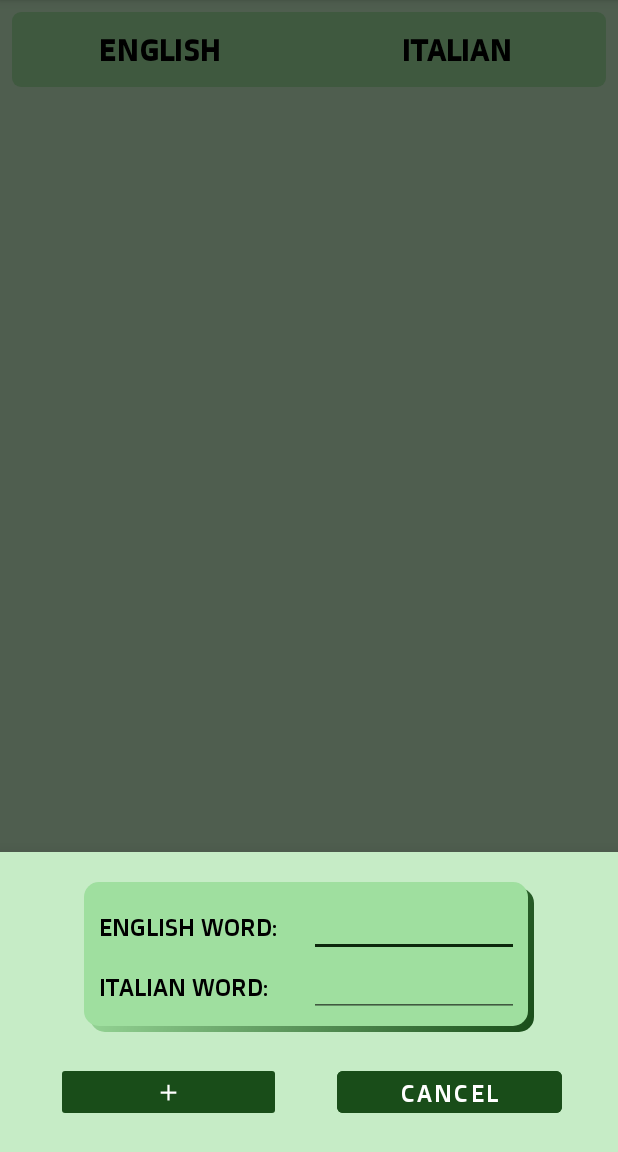
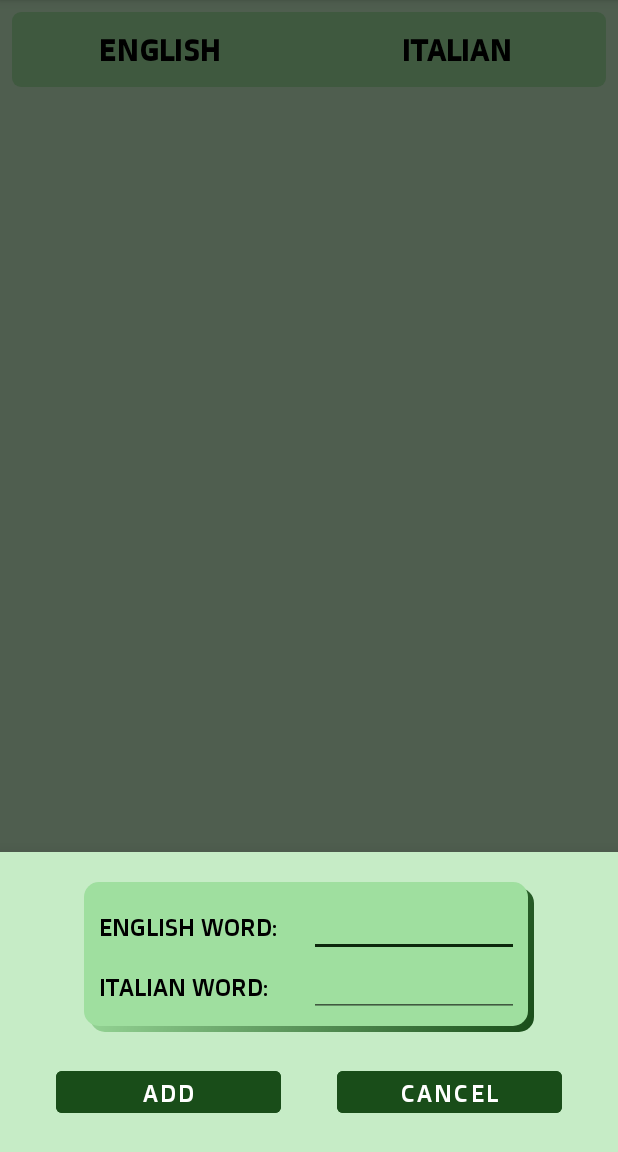
Before and after one commit to matteofabris/Memorya, an Android app: the EnVocabularyFragment screen opened through its navigation route, after a tap on an icon or button, on a phone screen of 412 x 824 dp, the part 84-1236 px from its top. Run offline under Robolectric (Android 15) with nearby library versions, the phone set to English and light mode, and no system bars; our stand-ins replace Room's generated code, data binding, navigation-ui.

Commit message:
vocabularyManagement: add item to vocabulary

```diff
--- a/app/src/main/java/com/example/wordsmemory/Utils.kt
+++ b/app/src/main/java/com/example/wordsmemory/Utils.kt
@@ -1,6 +1,8 @@
 package com.example.wordsmemory
 
 import android.text.Editable
+import android.text.InputFilter
+import android.text.Spanned
 import android.text.TextWatcher
 import android.widget.EditText
 
@@ -17,3 +19,25 @@ fun EditText.afterTextChanged(afterTextChanged: (String) -> Unit) {
         }
     })
 }
+
+class TranslateInputFilter : InputFilter {
+    override fun filter(
+        source: CharSequence?,
+        start: Int,
+        end: Int,
+        dest: Spanned?,
+        dstart: Int,
+        dend: Int
+    ): CharSequence {
+        if (source == null) return ""
+
+        for (i in start until end) {
+            if (!Character.isLetter(source[i]) ||
+                Character.isSpaceChar(source[i])
+            ) {
+                return ""
+            }
+        }
+        return source
+    }
+}
--- a/app/src/main/java/com/example/wordsmemory/play/PlayFragment.kt
+++ b/app/src/main/java/com/example/wordsmemory/play/PlayFragment.kt
@@ -1,10 +1,10 @@
 package com.example.wordsmemory.play
 
+import android.content.Context.INPUT_METHOD_SERVICE
 import android.graphics.Color
 import android.os.Bundle
-import android.text.InputFilter
-import android.text.Spanned
 import android.view.*
+import android.view.inputmethod.InputMethodManager
 import android.widget.Toast
 import androidx.core.graphics.ColorUtils
 import androidx.fragment.app.Fragment
@@ -13,13 +13,13 @@ import androidx.lifecycle.lifecycleScope
 import androidx.navigation.findNavController
 import androidx.navigation.ui.NavigationUI
 import com.example.wordsmemory.R
+import com.example.wordsmemory.TranslateInputFilter
 import com.example.wordsmemory.VocabularyDatabase
 import com.example.wordsmemory.afterTextChanged
 import com.example.wordsmemory.databinding.FragmentPlayBinding
 import kotlinx.coroutines.InternalCoroutinesApi
 import kotlinx.coroutines.delay
 import kotlinx.coroutines.launch
-
 
 class PlayFragment : Fragment() {
 
@@ -52,6 +52,11 @@ class PlayFragment : Fragment() {
         setupResultObserver()
 
         return binding.root
+    }
+
+    override fun onResume() {
+        super.onResume()
+        viewModel.setPlayWord()
     }
 
     @InternalCoroutinesApi
@@ -96,29 +101,16 @@ class PlayFragment : Fragment() {
     }
 
     override fun onOptionsItemSelected(item: MenuItem): Boolean {
-        return NavigationUI.onNavDestinationSelected(item, requireView().findNavController())
-                || super.onOptionsItemSelected(item)
+        if (NavigationUI.onNavDestinationSelected(item, requireView().findNavController())) {
+            val view = activity?.currentFocus
+            if (view != null) {
+                val imm = activity?.getSystemService(INPUT_METHOD_SERVICE) as InputMethodManager
+                imm.hideSoftInputFromWindow(view.windowToken, 0)
+            }
+
+            return true
+        }
+
+        return super.onOptionsItemSelected(item)
     }
 }
-
-internal class TranslateInputFilter : InputFilter {
-    override fun filter(
-        source: CharSequence?,
-        start: Int,
-        end: Int,
-        dest: Spanned?,
-        dstart: Int,
-        dend: Int
-    ): CharSequence {
-        if (source == null) return ""
-
-        for (i in start until end) {
-            if (!Character.isLetter(source[i]) ||
-                Character.isSpaceChar(source[i])
-            ) {
-                return ""
-            }
-        }
-        return source
-    }
-}
--- a/app/src/main/java/com/example/wordsmemory/play/PlayFragmentViewModel.kt
+++ b/app/src/main/java/com/example/wordsmemory/play/PlayFragmentViewModel.kt
@@ -28,7 +28,7 @@ class PlayFragmentViewModel(private val dbDao: EnVocabularyDao) : ViewModel() {
         }
     }
 
-    private fun setPlayWord() {
+    fun setPlayWord() {
         if (vocabularyList.isNotEmpty()) {
             val randomIndex = Random.nextInt(vocabularyList.size)
             _vocabularyItem.value = vocabularyList[randomIndex]
--- a/app/src/main/java/com/example/wordsmemory/vocabulary/AddVocabularyItemBottomFragment.kt
+++ /dev/null
@@ -1,27 +0,0 @@
-package com.example.wordsmemory.vocabulary
-
-import android.os.Bundle
-import android.view.LayoutInflater
-import android.view.View
-import android.view.ViewGroup
-import com.example.wordsmemory.R
-import com.google.android.material.bottomsheet.BottomSheetDialogFragment
-
-class AddVocabularyItemBottomFragment : BottomSheetDialogFragment() {
-
-    override fun onCreateView(
-        inflater: LayoutInflater, container: ViewGroup?,
-        savedInstanceState: Bundle?
-    ): View? {
-        return inflater.inflate(
-            R.layout.add_vocabulary_item_dialog,
-            container,
-            false
-        )
-    }
-
-    companion object {
-        fun newInstance(): AddVocabularyItemBottomFragment =
-            AddVocabularyItemBottomFragment().apply {}
-    }
-}
--- a/app/src/main/java/com/example/wordsmemory/vocabulary/AddVocabularyItemFragment.kt
+++ /dev/null
@@ -1,35 +0,0 @@
-package com.example.wordsmemory.vocabulary
-
-import android.app.AlertDialog
-import android.app.Dialog
-import android.os.Bundle
-import android.view.LayoutInflater
-import androidx.fragment.app.DialogFragment
-import com.example.wordsmemory.R
-
-class AddVocabularyItemFragment : DialogFragment() {
-
-    override fun onCreateDialog(savedInstanceState: Bundle?): Dialog {
-        super.onCreateDialog(savedInstanceState)
-
-        //val activity = activity
-        //return activity?.let {
-        val builder = AlertDialog.Builder(context)
-        val inflater = LayoutInflater.from(context)
-
-        builder.setView(inflater.inflate(R.layout.add_vocabulary_item_dialog, null))
-            .setPositiveButton(
-                getString(R.string.add)
-            ) { dialog, id ->
-                // add word
-            }
-            .setNegativeButton(
-                getString(R.string.cancel)
-            ) { dialog, _ ->
-                dialog.cancel()
-            }
-
-        return builder.create()
-        //} ?: throw IllegalStateException("Activity cannot be null")
-    }
-}
--- /dev/null
+++ b/app/src/main/java/com/example/wordsmemory/vocabulary/AddVocabularyItemSheet.kt
@@ -0,0 +1,72 @@
+package com.example.wordsmemory.vocabulary
+
+import android.os.Bundle
+import android.view.LayoutInflater
+import android.view.View
+import android.view.ViewGroup
+import androidx.lifecycle.ViewModelProvider
+import com.example.wordsmemory.TranslateInputFilter
+import com.example.wordsmemory.VocabularyDatabase
+import com.example.wordsmemory.afterTextChanged
+import com.example.wordsmemory.databinding.AddVocabularyItemSheetBinding
+import com.google.android.material.bottomsheet.BottomSheetDialogFragment
+import kotlinx.coroutines.InternalCoroutinesApi
+
+@InternalCoroutinesApi
+class AddVocabularyItemSheet : BottomSheetDialogFragment() {
+
+    private lateinit var viewModel: AddVocabularyItemSheetViewModel
+    private lateinit var binding: AddVocabularyItemSheetBinding
+
+    override fun onCreateView(
+        inflater: LayoutInflater, container: ViewGroup?,
+        savedInstanceState: Bundle?
+    ): View {
+        binding = AddVocabularyItemSheetBinding.inflate(inflater)
+        binding.lifecycleOwner = viewLifecycleOwner
+
+        createViewModel()
+        binding.addItemViewModel = viewModel
+        setEditTextsFilter()
+        setupButtons()
+
+        return binding.root
+    }
+
+    companion object {
+        fun newInstance(): AddVocabularyItemSheet =
+            AddVocabularyItemSheet().apply {}
+    }
+
+    private fun createViewModel() {
+        val application = requireNotNull(this.activity).application
+        val dbDao = VocabularyDatabase.getInstance(application).enVocabularyDao()
+
+        val factory = AddVocabularyItemSheetViewModelFactory(dbDao)
+        viewModel =
+            ViewModelProvider(this, factory).get(AddVocabularyItemSheetViewModel::class.java)
+    }
+
+    private fun setupButtons() {
+        binding.addButton.setOnClickListener {
+            viewModel.saveVocabularyItem()
+            dismiss()
+        }
+        binding.cancelButton.setOnClickListener {
+            dismiss()
+        }
+
+        binding.enWordEditText.afterTextChanged { s ->
+            binding.addButton.isEnabled = s.isNotEmpty() && binding.itWordEditText.text.isNotEmpty()
+        }
+        binding.itWordEditText.afterTextChanged { s ->
+            binding.addButton.isEnabled = s.isNotEmpty() && binding.enWordEditText.text.isNotEmpty()
+        }
+    }
+
+    private fun setEditTextsFilter() {
+        val filter = TranslateInputFilter()
+        binding.enWordEditText.filters = arrayOf(filter)
+        binding.itWordEditText.filters = arrayOf(filter)
+    }
+}
--- /dev/null
+++ b/app/src/main/java/com/example/wordsmemory/vocabulary/AddVocabularyItemSheetViewModel.kt
@@ -0,0 +1,42 @@
+package com.example.wordsmemory.vocabulary
+
+import androidx.lifecycle.MutableLiveData
+import androidx.lifecycle.ViewModel
+import androidx.lifecycle.ViewModelProvider
+import androidx.lifecycle.viewModelScope
+import com.example.wordsmemory.EnVocabulary
+import com.example.wordsmemory.EnVocabularyDao
+import kotlinx.coroutines.InternalCoroutinesApi
+import kotlinx.coroutines.launch
+import java.util.*
+
+class AddVocabularyItemSheetViewModel(private val dbDao: EnVocabularyDao) : ViewModel() {
+
+    val enText = MutableLiveData<String>()
+    val itText = MutableLiveData<String>()
+
+    fun saveVocabularyItem() {
+        viewModelScope.launch {
+            dbDao.insert(
+                EnVocabulary(
+                    enText.value!!.toLowerCase(Locale.getDefault()), itText.value!!.toLowerCase(
+                        Locale.getDefault()
+                    )
+                )
+            )
+        }
+    }
+}
+
+class AddVocabularyItemSheetViewModelFactory(
+    private val dataSource: EnVocabularyDao
+) : ViewModelProvider.Factory {
+    @InternalCoroutinesApi
+    @Suppress("unchecked_cast")
+    override fun <T : ViewModel?> create(modelClass: Class<T>): T {
+        if (modelClass.isAssignableFrom(AddVocabularyItemSheetViewModel::class.java)) {
+            return AddVocabularyItemSheetViewModel(dataSource) as T
+        }
+        throw IllegalArgumentException("Unknown ViewModel class")
+    }
+}
--- a/app/src/main/java/com/example/wordsmemory/vocabulary/AddVocabularyItemViewModel.kt
+++ /dev/null
@@ -1,7 +0,0 @@
-package com.example.wordsmemory.vocabulary
-
-import androidx.lifecycle.ViewModel
-
-class AddVocabularyItemViewModel : ViewModel() {
-    // TODO: Implement the ViewModel
-}
--- a/app/src/main/java/com/example/wordsmemory/vocabulary/EnVocabularyFragment.kt
+++ b/app/src/main/java/com/example/wordsmemory/vocabulary/EnVocabularyFragment.kt
@@ -40,7 +40,7 @@ class EnVocabularyFragment : Fragment() {
             { it?.let { vocabularyAdapter.addHeaderAndSubmitList(it) } })
 
         binding.addButton.setOnClickListener {
-            val addVocabularyItemBottomFragment = AddVocabularyItemBottomFragment.newInstance()
+            val addVocabularyItemBottomFragment = AddVocabularyItemSheet.newInstance()
             addVocabularyItemBottomFragment.show(parentFragmentManager, "add_word")
         }
 
--- a/app/src/main/java/com/example/wordsmemory/vocabulary/EnVocabularyViewModel.kt
+++ b/app/src/main/java/com/example/wordsmemory/vocabulary/EnVocabularyViewModel.kt
@@ -11,10 +11,6 @@ import kotlinx.coroutines.launch
 class EnVocabularyViewModel(private val dbDao: EnVocabularyDao) : ViewModel() {
 
     var vocabularyList = dbDao.getAllAsLiveData()
-
-    fun onAddClicked() {
-
-    }
 
     fun onRemoveClicked() {
         mockWords()
--- a/app/src/main/res/layout/add_vocabulary_item_dialog.xml
+++ /dev/null
@@ -1,96 +0,0 @@
-<?xml version="1.0" encoding="utf-8"?>
-<androidx.constraintlayout.widget.ConstraintLayout xmlns:android="http://schemas.android.com/apk/res/android"
-    xmlns:app="http://schemas.android.com/apk/res-auto"
-    xmlns:tools="http://schemas.android.com/tools"
-    android:layout_width="match_parent"
-    android:layout_height="match_parent"
-    android:background="@drawable/add_word_background"
-    tools:context=".vocabulary.AddVocabularyItemBottomFragment">
-
-    <androidx.constraintlayout.widget.ConstraintLayout
-        android:id="@+id/editTextContainer"
-        android:layout_width="wrap_content"
-        android:layout_height="wrap_content"
-        android:layout_marginTop="20dp"
-        android:layout_marginBottom="20dp"
-        android:background="@drawable/game_background"
-        android:padding="10dp"
-        app:layout_constraintBottom_toTopOf="@id/addButton"
-        app:layout_constraintEnd_toEndOf="parent"
-        app:layout_constraintHeight_percent="0.9"
-        app:layout_constraintStart_toStartOf="parent"
-        app:layout_constraintTop_toTopOf="parent"
-        app:layout_constraintWidth_percent="0.9">
-
-        <TextView
-            android:id="@+id/enWordTitleTextView"
-            style="@style/wm_labelStyle"
-            android:text="@string/english_word"
-            android:textAlignment="textStart"
-            app:layout_constraintBottom_toTopOf="@+id/itWordEditText"
-            app:layout_constraintEnd_toStartOf="@id/enWordEditText"
-            app:layout_constraintStart_toStartOf="parent"
-            app:layout_constraintTop_toTopOf="parent"
-            app:layout_constraintWidth_percent="0.3" />
-
-        <EditText
-            android:id="@+id/enWordEditText"
-            style="@style/wm_labelStyle"
-            android:ems="10"
-            android:importantForAutofill="no"
-            android:inputType="textPersonName"
-            app:layout_constraintBottom_toTopOf="@id/itWordEditText"
-            app:layout_constraintEnd_toEndOf="parent"
-            app:layout_constraintStart_toEndOf="@id/enWordTitleTextView"
-            app:layout_constraintTop_toTopOf="parent"
-            tools:ignore="LabelFor" />
-
-        <TextView
-            android:id="@+id/itWordTitleTextView"
-            style="@style/wm_labelStyle"
-            android:text="@string/italian_word"
-            android:textAlignment="textStart"
-            app:layout_constraintBottom_toBottomOf="parent"
-            app:layout_constraintEnd_toEndOf="@id/enWordTitleTextView"
-            app:layout_constraintStart_toStartOf="@id/enWordTitleTextView"
-            app:layout_constraintTop_toBottomOf="@id/enWordTitleTextView"
-            app:layout_constraintWidth_percent="0.3" />
-
-        <EditText
-            android:id="@+id/itWordEditText"
-            style="@style/wm_labelStyle"
-            android:ems="10"
-            android:importantForAutofill="no"
-            android:inputType="textPersonName"
-            app:layout_constraintBottom_toBottomOf="@id/itWordTitleTextView"
-            app:layout_constraintEnd_toEndOf="@+id/enWordEditText"
-            app:layout_constraintStart_toStartOf="@id/enWordEditText"
-            app:layout_constraintTop_toTopOf="@id/itWordTitleTextView"
-            tools:ignore="LabelFor" />
-
-    </androidx.constraintlayout.widget.ConstraintLayout>
-
-    <ImageButton
-        android:id="@+id/addButton"
-        style="@style/buttonStyle"
-        android:layout_marginBottom="20dp"
-        android:backgroundTint="@color/wm_primary"
-        android:src="@drawable/ic_add_white_18dp"
-        app:layout_constraintBottom_toBottomOf="parent"
-        app:layout_constraintEnd_toStartOf="@id/cancelButton"
-        app:layout_constraintStart_toStartOf="parent"
-        app:layout_constraintTop_toBottomOf="@+id/editTextContainer"
-        tools:ignore="ContentDescription" />
-
-    <Button
-        android:id="@+id/cancelButton"
-        style="@style/buttonStyle"
-        android:backgroundTint="@color/wm_primary"
-        android:text="@string/cancel"
-        app:layout_constraintBottom_toBottomOf="@id/addButton"
-        app:layout_constraintEnd_toEndOf="parent"
-        app:layout_constraintStart_toEndOf="@id/addButton"
-        app:layout_constraintTop_toTopOf="@+id/addButton"
-        tools:ignore="ContentDescription" />
-
-</androidx.constraintlayout.widget.ConstraintLayout>
--- /dev/null
+++ b/app/src/main/res/layout/add_vocabulary_item_sheet.xml
@@ -0,0 +1,109 @@
+<?xml version="1.0" encoding="utf-8"?>
+<layout xmlns:android="http://schemas.android.com/apk/res/android"
+    xmlns:app="http://schemas.android.com/apk/res-auto"
+    xmlns:tools="http://schemas.android.com/tools">
+
+    <data>
+
+        <variable
+            name="addItemViewModel"
+            type="com.example.wordsmemory.vocabulary.AddVocabularyItemSheetViewModel" />
+    </data>
+
+    <androidx.constraintlayout.widget.ConstraintLayout
+        android:layout_width="match_parent"
+        android:layout_height="match_parent"
+        android:background="@drawable/add_word_background"
+        tools:context=".vocabulary.AddVocabularyItemSheet">
+
+        <androidx.constraintlayout.widget.ConstraintLayout
+            android:id="@+id/editTextContainer"
+            android:layout_width="wrap_content"
+            android:layout_height="wrap_content"
+            android:layout_marginTop="20dp"
+            android:layout_marginBottom="20dp"
+            android:background="@drawable/game_background"
+            android:padding="10dp"
+            app:layout_constraintBottom_toTopOf="@id/addButton"
+            app:layout_constraintEnd_toEndOf="parent"
+            app:layout_constraintHeight_percent="0.9"
+            app:layout_constraintStart_toStartOf="parent"
+            app:layout_constraintTop_toTopOf="parent"
+            app:layout_constraintWidth_percent="0.9">
+
+            <TextView
+                android:id="@+id/enWordTitleTextView"
+                style="@style/wm_labelStyle"
+                android:text="@string/english_word"
+                android:textAlignment="textStart"
+                app:layout_constraintBottom_toTopOf="@+id/itWordEditText"
+                app:layout_constraintEnd_toStartOf="@id/enWordEditText"
+                app:layout_constraintStart_toStartOf="parent"
+                app:layout_constraintTop_toTopOf="parent"
+                app:layout_constraintWidth_percent="0.3" />
+
+            <EditText
+                android:id="@+id/enWordEditText"
+                style="@style/wm_labelStyle"
+                android:ems="10"
+                android:importantForAutofill="no"
+                android:inputType="textPersonName"
+                android:text="@={addItemViewModel.enText}"
+                app:layout_constraintBottom_toTopOf="@id/itWordEditText"
+                app:layout_constraintEnd_toEndOf="parent"
+                app:layout_constraintStart_toEndOf="@id/enWordTitleTextView"
+                app:layout_constraintTop_toTopOf="parent"
+                tools:ignore="LabelFor" />
+
+            <TextView
+                android:id="@+id/itWordTitleTextView"
+                style="@style/wm_labelStyle"
+                android:text="@string/italian_word"
+                android:textAlignment="textStart"
+                app:layout_constraintBottom_toBottomOf="parent"
+                app:layout_constraintEnd_toEndOf="@id/enWordTitleTextView"
+                app:layout_constraintStart_toStartOf="@id/enWordTitleTextView"
+                app:layout_constraintTop_toBottomOf="@id/enWordTitleTextView"
+                app:layout_constraintWidth_percent="0.3" />
+
+            <EditText
+                android:id="@+id/itWordEditText"
+                style="@style/wm_labelStyle"
+                android:ems="10"
+                android:importantForAutofill="no"
+                android:inputType="textPersonName"
+                android:text="@={addItemViewModel.itText}"
+                app:layout_constraintBottom_toBottomOf="@id/itWordTitleTextView"
+                app:layout_constraintEnd_toEndOf="@+id/enWordEditText"
+                app:layout_constraintStart_toStartOf="@id/enWordEditText"
+                app:layout_constraintTop_toTopOf="@id/itWordTitleTextView"
+                tools:ignore="LabelFor" />
+
+        </androidx.constraintlayout.widget.ConstraintLayout>
+
+        <Button
+            android:id="@+id/addButton"
+            style="@style/buttonStyle"
+            android:layout_marginBottom="20dp"
+            android:backgroundTint="@color/wm_primary"
+            android:enabled="false"
+            android:text="@string/add"
+            app:layout_constraintBottom_toBottomOf="parent"
+            app:layout_constraintEnd_toStartOf="@id/cancelButton"
+            app:layout_constraintStart_toStartOf="parent"
+            app:layout_constraintTop_toBottomOf="@+id/editTextContainer"
+            tools:ignore="ContentDescription" />
+
+        <Button
+            android:id="@+id/cancelButton"
+            style="@style/buttonStyle"
+            android:backgroundTint="@color/wm_primary"
+            android:text="@string/cancel"
+            app:layout_constraintBottom_toBottomOf="@id/addButton"
+            app:layout_constraintEnd_toEndOf="parent"
+            app:layout_constraintStart_toEndOf="@id/addButton"
+            app:layout_constraintTop_toTopOf="@+id/addButton"
+            tools:ignore="ContentDescription" />
+
+    </androidx.constraintlayout.widget.ConstraintLayout>
+</layout>
--- a/app/src/main/res/navigation/navigation.xml
+++ b/app/src/main/res/navigation/navigation.xml
@@ -14,14 +14,5 @@
         android:id="@+id/enVocabularyFragment"
         android:name="com.example.wordsmemory.vocabulary.EnVocabularyFragment"
         android:label="EnVocabularyFragment"
-        tools:layout="@layout/fragment_en_vocabulary">
-        <action
-            android:id="@+id/action_enVocabularyFragment_to_addVocabularyItemFragment"
-            app:destination="@id/addVocabularyItemFragment" />
-    </fragment>
-    <fragment
-        android:id="@+id/addVocabularyItemFragment"
-        android:name="com.example.wordsmemory.vocabulary.AddVocabularyItemFragment"
-        android:label="add_vocabulary_item_fragment"
-        tools:layout="@layout/add_vocabulary_item_fragment" />
+        tools:layout="@layout/fragment_en_vocabulary"/>
 </navigation>
```
